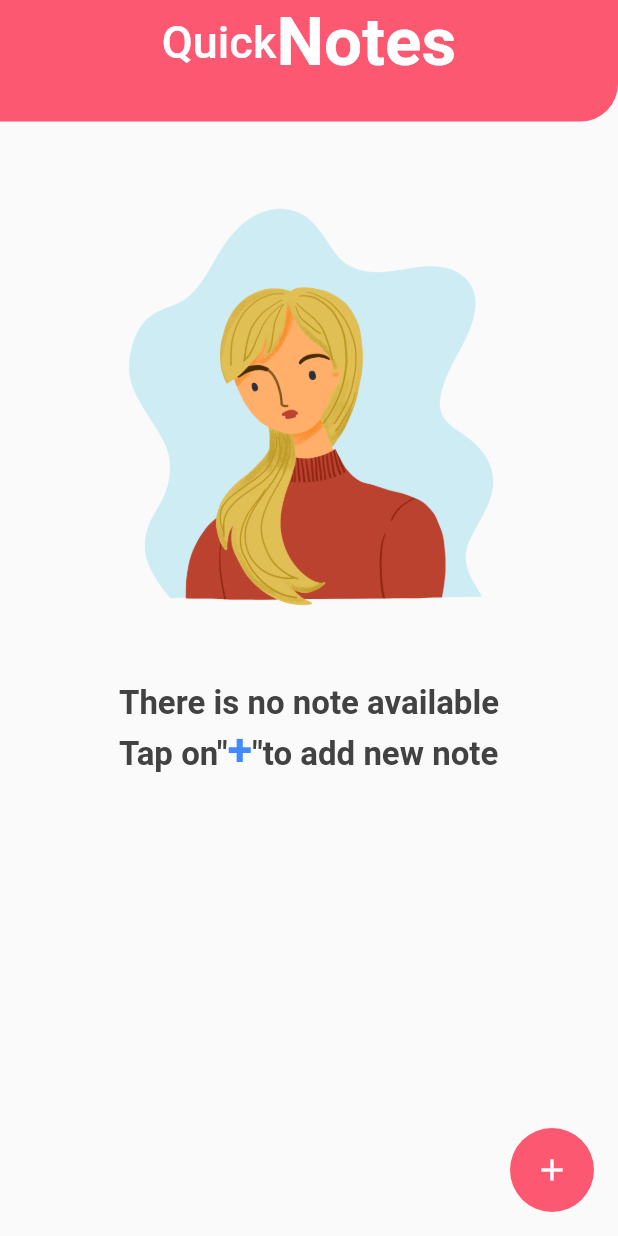
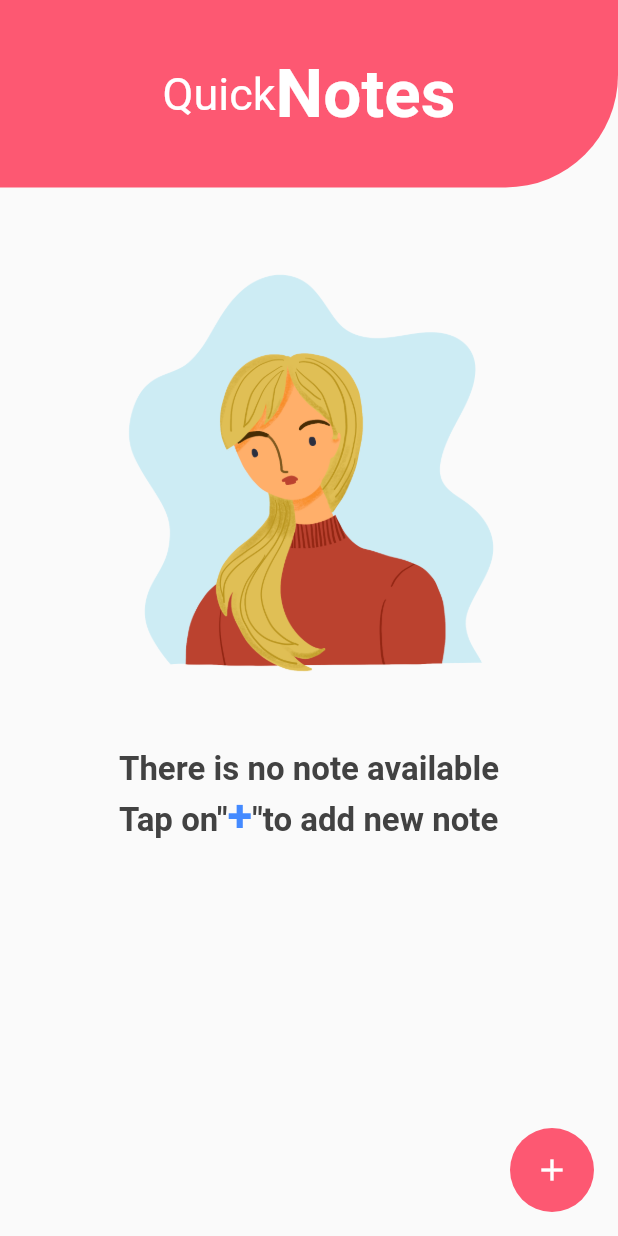
Before and after one commit to zestybean/what-todo, a Flutter app: the screen it shows after launch, on a phone screen of 412 x 824 dp. Run offline on Flutter 3.47's test engine with Material 2 defaults, Android fonts, the phone set to English and light mode, and no system bars; our stand-ins replace google_fonts, image_picker, sqflite; accounts and stored records are empty; Roboto replaces fonts that are missing (Economica).

```diff
--- a/lib/main.dart
+++ b/lib/main.dart
@@ -32,7 +32,8 @@ class MyApp extends StatelessWidget {
         initialRoute: '/',
         //Application screen routes
         routes: {
-          '/': (context) => NoteListScreen(),
+          '/': (context) => SplashScreen(),
+          NoteListScreen.route: (context) => NoteListScreen(),
           NoteViewScreen.route: (context) => NoteViewScreen(),
           NoteEditScreen.route: (context) => NoteEditScreen(),
         },
--- a/lib/screens/note_list_screen.dart
+++ b/lib/screens/note_list_screen.dart
@@ -18,6 +18,8 @@ import '../screens/screens.dart';
 import 'package:what_todo_app/utils/constants.dart';
 
 class NoteListScreen extends StatelessWidget {
+  static const route = '/note-list';
+
   @override
   Widget build(BuildContext context) {
     //FutureBuilder depends on state which will determine UI
@@ -36,31 +38,19 @@ class NoteListScreen extends StatelessWidget {
           //Check is state is complete else error out
           if (snapshot.connectionState == ConnectionState.done) {
             return Scaffold(
-              appBar: AppBar(
-                backgroundColor: headerColor,
-                elevation: 0.0,
-                title: Row(
-                  mainAxisAlignment: MainAxisAlignment.center,
+              body: Column(
                 children: [
-                    Text(
-                      'Quick',
-                      style: headerRideStyle,
-                    ),
-                    Text(
-                      'Notes',
-                      style: headerNoteStyle,
-                    ),
-                  ],
-                ),
-              ),
+                  header(),
                   //Part of provider listener?
-              body: Consumer<NoteProvider>(
+                  Consumer<NoteProvider>(
                     child: noNotesUI(context),
                     //Builder checks to see if there are any notes from the provider
                     //if there are none it will display the child above with the context
                     //of no noNotesUI else it will display a different UI.
                     builder: (context, noteprovider, child) =>
                         noteprovider.items.length <= 0 ? child : Container(),
+                  ),
+                ],
               ),
               floatingActionButton: FloatingActionButton(
                 elevation: 0.0,
@@ -94,9 +84,21 @@ class NoteListScreen extends StatelessWidget {
             bottomRight: Radius.circular(75.0),
           ),
         ),
-        height: 25,
+        height: 125,
         width: double.infinity,
-        child: null,
+        child: Row(
+          mainAxisAlignment: MainAxisAlignment.center,
+          children: [
+            Text(
+              'Quick',
+              style: headerRideStyle,
+            ),
+            Text(
+              'Notes',
+              style: headerNoteStyle,
+            ),
+          ],
+        ),
       ),
     );
   }
@@ -114,11 +116,7 @@ class NoteListScreen extends StatelessWidget {
   //Widget displayed when no notes are available
   Widget noNotesUI(BuildContext context) {
     //Column is for the header not to move with rest of ui
-    return Column(
-      children: [
-        header(),
-        //Rest of view can take rest of space and be scrollable to the user
-        Expanded(
+    return Expanded(
       child: ListView(
         children: [
           Column(
@@ -154,8 +152,6 @@ class NoteListScreen extends StatelessWidget {
           ),
         ],
       ),
-        ),
-      ],
     );
   }
 
--- a/lib/screens/screens.dart
+++ b/lib/screens/screens.dart
@@ -2,3 +2,4 @@
 export 'note_edit_screen.dart';
 export 'note_list_screen.dart';
 export 'note_view_screen.dart';
+export 'splash_screen.dart';
```
Also changed, not shown: lib/screens/splash_screen.dart (added, +65 -0 lines). Lines whose indentation alone changed are shown as unchanged.
